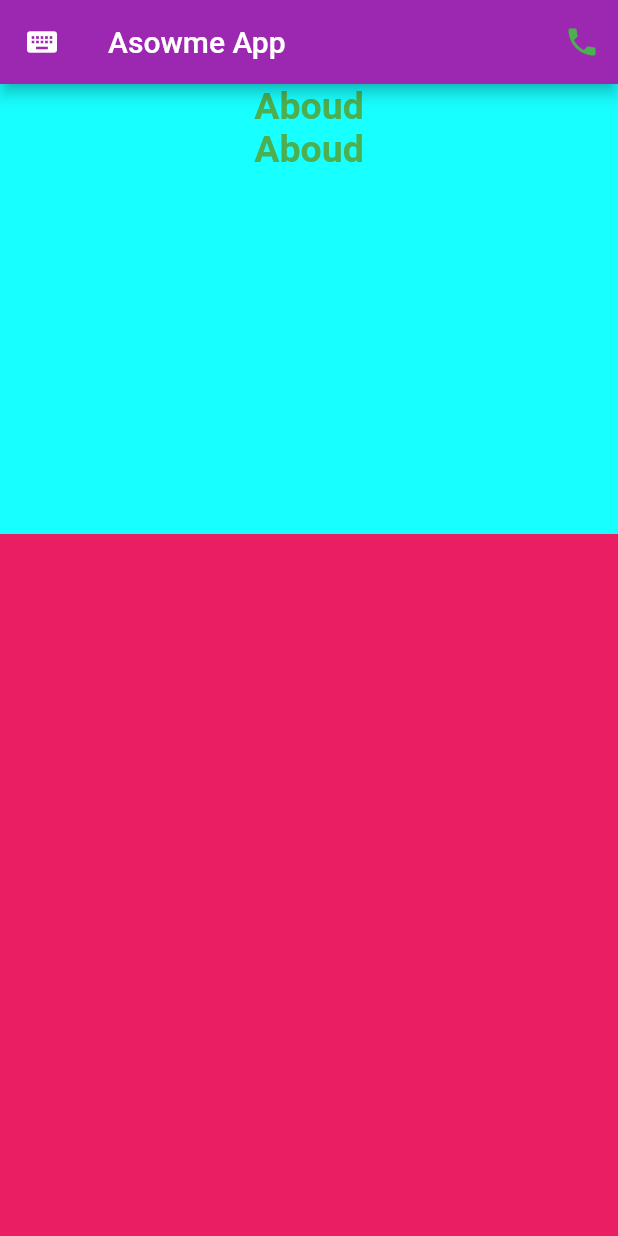
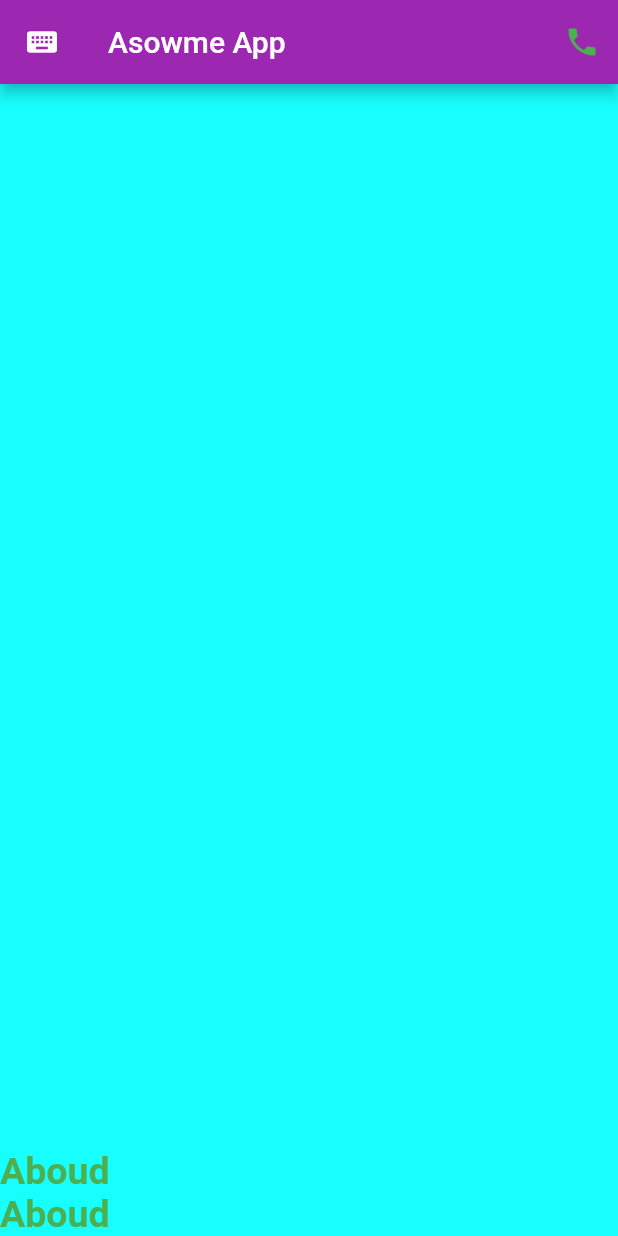
Before and after one commit to aboudmahmoud/BasicTest, a Flutter app: the screen it shows after launch, on a phone screen of 412 x 824 dp. Run offline on Flutter 3.47's test engine with Material 2 defaults, Android fonts, the phone set to English and light mode, and no system bars.

Commit message:
attribue column mainaling and corss aling

```diff
--- a/lib/main.dart
+++ b/lib/main.dart
@@ -31,9 +31,11 @@ class MyApp extends StatelessWidget {
         backgroundColor: Colors.pink,
         body: Container(
           width: double.infinity,
-          height: 300,
+
           color: Colors.cyanAccent,
           child: Column(
+            mainAxisAlignment: MainAxisAlignment.end,
+            crossAxisAlignment: CrossAxisAlignment.start,
             // mainAxisSize: MainAxisSize.min,
             children: [
               Text(
```
